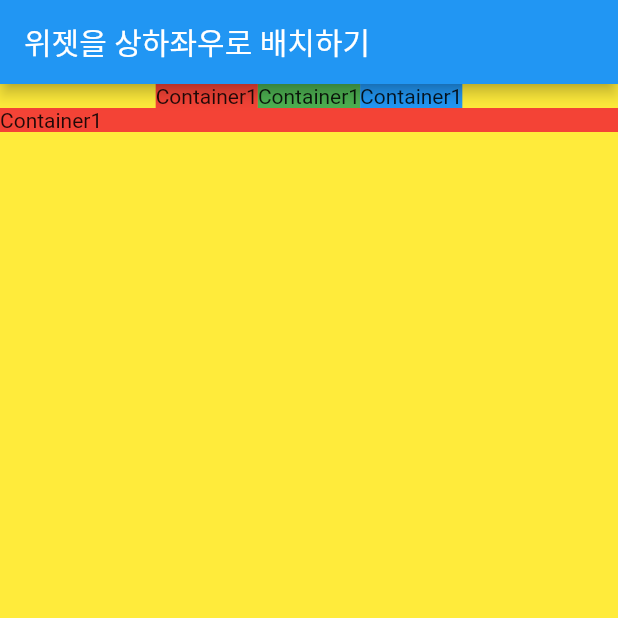
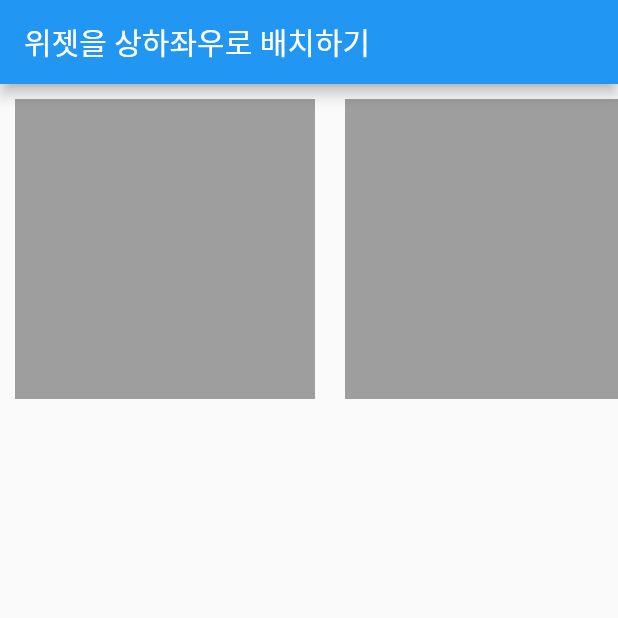
Before and after one commit to qkrjh0904/flutter-study, a Flutter app: the screen it shows after launch, on a phone screen of 412 x 824 dp, the top half of it. Run offline on Flutter 3.47's test engine with Material 2 defaults, Android fonts, the phone set to English and light mode, and no system bars.

Commit message:
상하 좌우 스크롤

```diff
--- a/lib/main.dart
+++ b/lib/main.dart
@@ -18,36 +18,48 @@ class Body extends StatelessWidget {
 
   @override
   Widget build(BuildContext context) {
-    return Container(
-      height: double.infinity,
-      width: double.infinity,
-      color: Colors.yellow,
-      child: Column(
-        children: [
-          Row(
+    return SingleChildScrollView(
+      scrollDirection: Axis.horizontal,
+      child: Row(
       mainAxisAlignment: MainAxisAlignment.center,
       children: [
         Container(
-                color: Colors.red,
-                child: Text('Container1'),
+          color: Colors.grey,
+          width: 200,
+          height: 200,
+          margin: EdgeInsets.fromLTRB(10, 10, 10, 10),
         ),
         Container(
-                color: Colors.green,
-                child: Text('Container1'),
+          color: Colors.grey,
+          width: 200,
+          height: 200,
+          margin: EdgeInsets.fromLTRB(10, 10, 10, 10),
         ),
         Container(
-                color: Colors.blue,
-                child: Text('Container1'),
+          color: Colors.grey,
+          width: 200,
+          height: 200,
+          margin: EdgeInsets.fromLTRB(10, 10, 10, 10),
+        ),
+        Container(
+          color: Colors.grey,
+          width: 200,
+          height: 200,
+          margin: EdgeInsets.fromLTRB(10, 10, 10, 10),
+        ),
+        Container(
+          color: Colors.grey,
+          width: 200,
+          height: 200,
+          margin: EdgeInsets.fromLTRB(10, 10, 10, 10),
+        ),
+        Container(
+          color: Colors.grey,
+          width: 200,
+          height: 200,
+          margin: EdgeInsets.fromLTRB(10, 10, 10, 10),
         ),
       ],
-          ),
-          Container(
-            width: double.infinity,
-            color: Colors.red,
-            child: Text('Container1'),
-          ),
-        ],
-      ),
-    );
+    ),);
   }
 }
```
Lines whose indentation alone changed are shown as unchanged.
